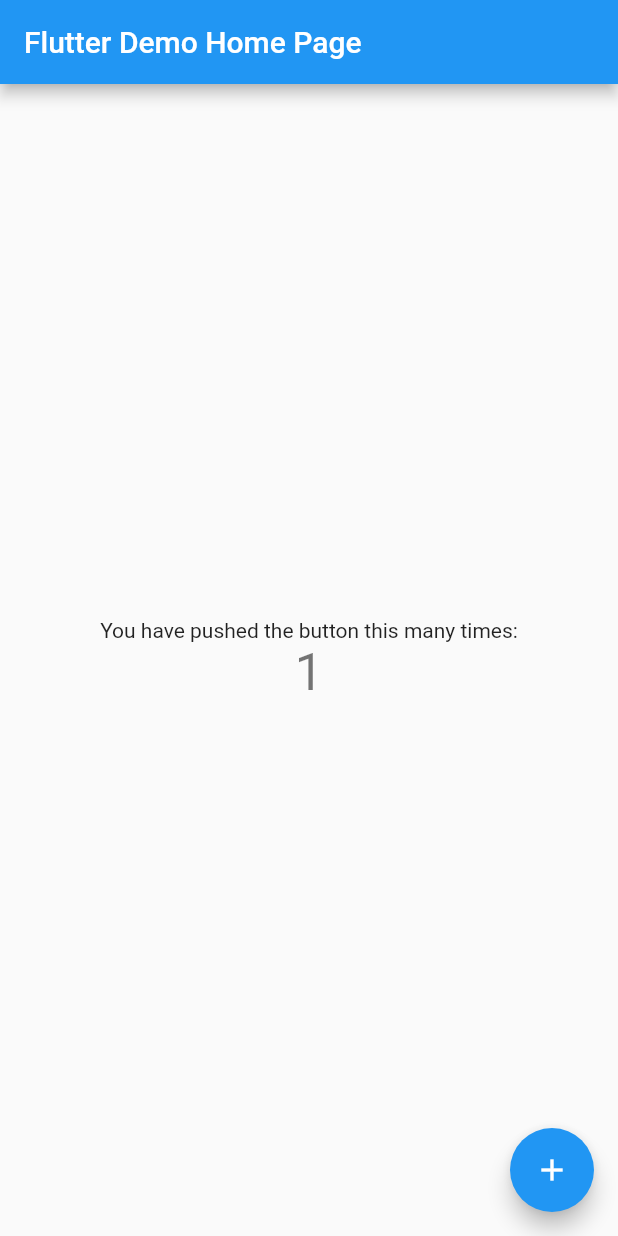
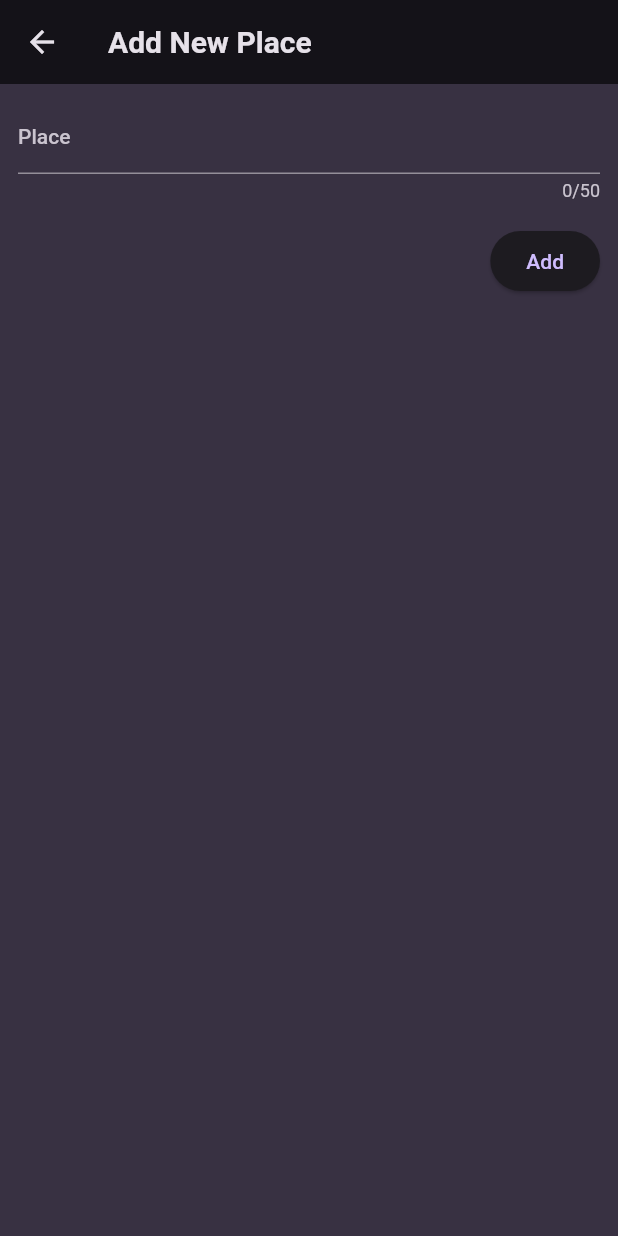
Before and after one commit to Phosah/favorite-places, a Flutter app: the screen it shows after launch, after a tap on the "add" icon, on a phone screen of 412 x 824 dp. Run offline on Flutter 3.47's test engine with Material 2 defaults, Android fonts, the phone set to English and light mode, and no system bars; our stand-ins replace google_fonts.

Commit message:
Creation of Widgets and Model. Navigation of screens

```diff
--- a/lib/main.dart
+++ b/lib/main.dart
@@ -1,115 +1,46 @@
+import 'package:favorite_places/widgets/places_list.dart';
 import 'package:flutter/material.dart';
 
+import 'package:google_fonts/google_fonts.dart';
+
+final colorScheme = ColorScheme.fromSeed(
+  brightness: Brightness.dark,
+  seedColor: const Color.fromARGB(255, 102, 6, 247),
+  background: const Color.fromARGB(255, 56, 49, 66),
+);
+
+final theme = ThemeData().copyWith(
+  useMaterial3: true,
+  scaffoldBackgroundColor: colorScheme.background,
+  colorScheme: colorScheme,
+  textTheme: GoogleFonts.ubuntuCondensedTextTheme().copyWith(
+    titleSmall: GoogleFonts.ubuntuCondensed(
+      fontWeight: FontWeight.bold,
+    ),
+    titleMedium: GoogleFonts.ubuntuCondensed(
+      fontWeight: FontWeight.bold,
+    ),
+    titleLarge: GoogleFonts.ubuntuCondensed(
+      fontWeight: FontWeight.bold,
+    ),
+  ),
+);
+
 void main() {
-  runApp(const MyApp());
+  runApp(
+    const MyApp(),
+  );
 }
 
 class MyApp extends StatelessWidget {
-  const MyApp({super.key});
+  const MyApp({Key? key}) : super(key: key);
 
-  // This widget is the root of your application.
   @override
   Widget build(BuildContext context) {
     return MaterialApp(
-      title: 'Flutter Demo',
-      theme: ThemeData(
-        // This is the theme of your application.
-        //
-        // Try running your application with "flutter run". You'll see the
-        // application has a blue toolbar. Then, without quitting the app, try
-        // changing the primarySwatch below to Colors.green and then invoke
-        // "hot reload" (press "r" in the console where you ran "flutter run",
-        // or simply save your changes to "hot reload" in a Flutter IDE).
-        // Notice that the counter didn't reset back to zero; the application
-        // is not restarted.
-        primarySwatch: Colors.blue,
-      ),
-      home: const MyHomePage(title: 'Flutter Demo Home Page'),
+      title: 'Great Places',
+      theme: theme,
+      home: const PlacesListScreen(),
     );
   }
 }
-
-class MyHomePage extends StatefulWidget {
-  const MyHomePage({super.key, required this.title});
-
-  // This widget is the home page of your application. It is stateful, meaning
-  // that it has a State object (defined below) that contains fields that affect
-  // how it looks.
-
-  // This class is the configuration for the state. It holds the values (in this
-  // case the title) provided by the parent (in this case the App widget) and
-  // used by the build method of the State. Fields in a Widget subclass are
-  // always marked "final".
-
-  final String title;
-
-  @override
-  State<MyHomePage> createState() => _MyHomePageState();
-}
-
-class _MyHomePageState extends State<MyHomePage> {
-  int _counter = 0;
-
-  void _incrementCounter() {
-    setState(() {
-      // This call to setState tells the Flutter framework that something has
-      // changed in this State, which causes it to rerun the build method below
-      // so that the display can reflect the updated values. If we changed
-      // _counter without calling setState(), then the build method would not be
-      // called again, and so nothing would appear to happen.
-      _counter++;
-    });
-  }
-
-  @override
-  Widget build(BuildContext context) {
-    // This method is rerun every time setState is called, for instance as done
-    // by the _incrementCounter method above.
-    //
-    // The Flutter framework has been optimized to make rerunning build methods
-    // fast, so that you can just rebuild anything that needs updating rather
-    // than having to individually change instances of widgets.
-    return Scaffold(
-      appBar: AppBar(
-        // Here we take the value from the MyHomePage object that was created by
-        // the App.build method, and use it to set our appbar title.
-        title: Text(widget.title),
-      ),
-      body: Center(
-        // Center is a layout widget. It takes a single child and positions it
-        // in the middle of the parent.
-        child: Column(
-          // Column is also a layout widget. It takes a list of children and
-          // arranges them vertically. By default, it sizes itself to fit its
-          // children horizontally, and tries to be as tall as its parent.
-          //
-          // Invoke "debug painting" (press "p" in the console, choose the
-          // "Toggle Debug Paint" action from the Flutter Inspector in Android
-          // Studio, or the "Toggle Debug Paint" command in Visual Studio Code)
-          // to see the wireframe for each widget.
-          //
-          // Column has various properties to control how it sizes itself and
-          // how it positions its children. Here we use mainAxisAlignment to
-          // center the children vertically; the main axis here is the vertical
-          // axis because Columns are vertical (the cross axis would be
-          // horizontal).
-          mainAxisAlignment: MainAxisAlignment.center,
-          children: <Widget>[
-            const Text(
-              'You have pushed the button this many times:',
-            ),
-            Text(
-              '$_counter',
-              style: Theme.of(context).textTheme.headlineMedium,
-            ),
-          ],
-        ),
-      ),
-      floatingActionButton: FloatingActionButton(
-        onPressed: _incrementCounter,
-        tooltip: 'Increment',
-        child: const Icon(Icons.add),
-      ), // This trailing comma makes auto-formatting nicer for build methods.
-    );
-  }
-}
--- /dev/null
+++ b/lib/model/place_item.dart
@@ -0,0 +1,5 @@
+class PlaceItem {
+  const PlaceItem({required this.title});
+
+  final String title;
+}
--- /dev/null
+++ b/lib/widgets/new_place.dart
@@ -0,0 +1,56 @@
+import 'package:flutter/material.dart';
+
+class AddNewPlaceScreen extends StatefulWidget {
+  const AddNewPlaceScreen({super.key});
+
+  @override
+  State<AddNewPlaceScreen> createState() => _AddNewPlaceScreenState();
+}
+
+class _AddNewPlaceScreenState extends State<AddNewPlaceScreen> {
+  final _formKey = GlobalKey<FormState>();
+  var _enteredPlace = '';
+
+  void _savePlace() {
+    _formKey.currentState!.save();
+    print(_enteredPlace);
+  }
+
+  @override
+  Widget build(BuildContext context) {
+    return Scaffold(
+      appBar: AppBar(
+        title: const Text('Add New Place'),
+      ),
+      body: Padding(
+        padding: const EdgeInsets.all(12.0),
+        child: Form(
+          key: _formKey,
+          child: Column(
+            children: [
+              TextFormField(
+                maxLength: 50,
+                decoration: const InputDecoration(
+                  label: Text('Place'),
+                ),
+                onSaved: (value) {
+                  _enteredPlace = value!;
+                },
+              ),
+              const SizedBox(
+                height: 16,
+              ),
+              Row(
+                mainAxisAlignment: MainAxisAlignment.end,
+                children: [
+                  ElevatedButton(
+                      onPressed: _savePlace, child: const Text('Add'))
+                ],
+              )
+            ],
+          ),
+        ),
+      ),
+    );
+  }
+}
--- /dev/null
+++ b/lib/widgets/places_list.dart
@@ -0,0 +1,69 @@
+import 'package:favorite_places/model/place_item.dart';
+import 'package:flutter/material.dart';
+import 'package:favorite_places/widgets/new_place.dart';
+
+class PlacesListScreen extends StatefulWidget {
+  const PlacesListScreen({super.key});
+
+  @override
+  State<PlacesListScreen> createState() => _PlacesListScreenState();
+}
+
+class _PlacesListScreenState extends State<PlacesListScreen> {
+  final List _placeItems = [
+    const PlaceItem(title: 'New Orleans'),
+    const PlaceItem(title: 'Ricamab'),
+    const PlaceItem(title: 'Malibou'),
+  ];
+
+  void _addNewPlace(BuildContext context) {
+    Navigator.of(context).push(
+      MaterialPageRoute(
+        builder: (ctx) => const AddNewPlaceScreen(),
+      ),
+    );
+  }
+
+  @override
+  Widget build(BuildContext context) {
+    Widget content = const Center(
+      child: Text('No places added yet'),
+    );
+
+    if (_placeItems.isNotEmpty) {
+      content = ListView.builder(
+        itemCount: _placeItems.length,
+        itemBuilder: ((context, index) {
+          // for (final place in _placeItems) {
+          //   return ListTile(
+          //     title: Text(
+          //       place.title,
+          //     ),
+          //   );
+          // }
+          final place = _placeItems[index];
+          return ListTile(
+            title: Text(
+              place.title,
+            ),
+          );
+        }),
+      );
+    }
+
+    return Scaffold(
+      appBar: AppBar(
+        title: const Text('Your Places'),
+        actions: [
+          IconButton(
+            onPressed: () {
+              _addNewPlace(context);
+            },
+            icon: const Icon(Icons.add),
+          )
+        ],
+      ),
+      body: content,
+    );
+  }
+}
```
